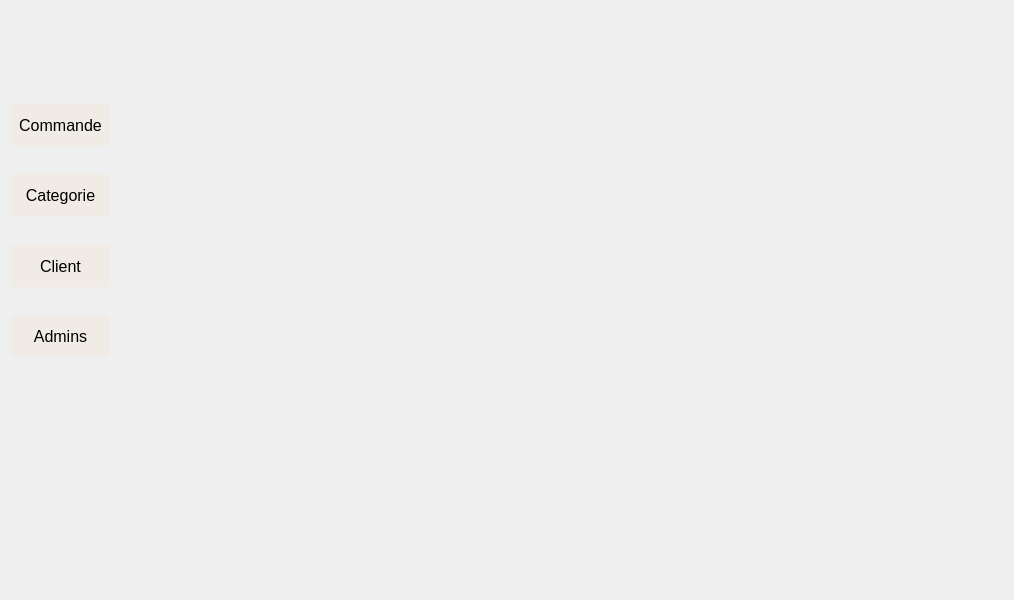
The window that gestion/clientwindow.ui (blackjack465/QT-Project) describes before a commit, drawn with Qt 5.
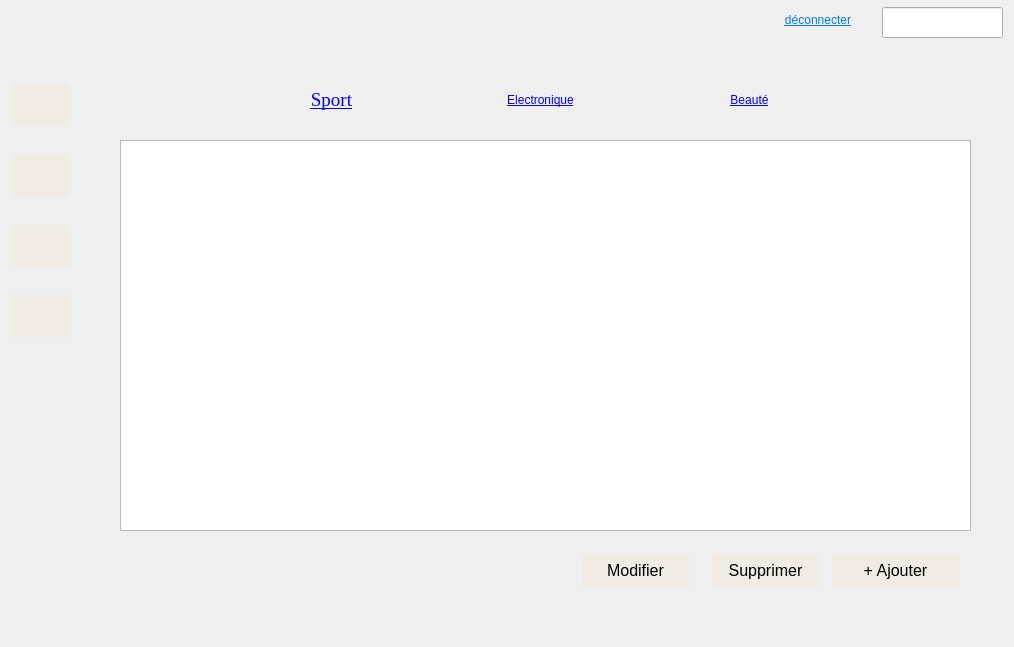
The same window after the commit. The open tabs and pages were chosen to show the change.

```diff
--- a/gestion/clientwindow.ui
+++ b/gestion/clientwindow.ui
@@ -7,7 +7,7 @@
     <x>0</x>
     <y>0</y>
     <width>1014</width>
-    <height>600</height>
+    <height>647</height>
    </rect>
   </property>
   <property name="windowTitle">
@@ -17,8 +17,8 @@
    <widget class="QStackedWidget" name="stackedWidget">
     <property name="geometry">
      <rect>
-      <x>120</x>
-      <y>60</y>
+      <x>110</x>
+      <y>50</y>
       <width>871</width>
       <height>541</height>
      </rect>
@@ -787,14 +787,207 @@
       </property>
      </widget>
     </widget>
-    <widget class="QWidget" name="page"/>
+    <widget class="QWidget" name="page">
+     <widget class="QWidget" name="horizontalLayoutWidget_3">
+      <property name="geometry">
+       <rect>
+        <x>120</x>
+        <y>10</y>
+        <width>621</width>
+        <height>80</height>
+       </rect>
+      </property>
+      <layout class="QHBoxLayout" name="horizontalLayout_4">
+       <item>
+        <widget class="QLabel" name="Sport">
+         <property name="font">
+          <font>
+           <family>Times New Roman</family>
+           <pointsize>14</pointsize>
+           <italic>false</italic>
+           <bold>false</bold>
+          </font>
+         </property>
+         <property name="styleSheet">
+          <string notr="true">font: 14pt &quot;Times New Roman&quot;;
+
+
+</string>
+         </property>
+         <property name="text">
+          <string>&lt;a href=&quot;#&quot;&gt;Sport&lt;/a&gt;</string>
+         </property>
+         <property name="alignment">
+          <set>Qt::AlignCenter</set>
+         </property>
+        </widget>
+       </item>
+       <item>
+        <widget class="QLabel" name="Electronique">
+         <property name="styleSheet">
+          <string notr="true">font: 14pt &quot;Times New Roman&quot;;</string>
+         </property>
+         <property name="text">
+          <string>&lt;a href=&quot;#&quot;&gt;Electronique&lt;/a&gt;</string>
+         </property>
+         <property name="alignment">
+          <set>Qt::AlignCenter</set>
+         </property>
+        </widget>
+       </item>
+       <item>
+        <widget class="QLabel" name="Beaute">
+         <property name="styleSheet">
+          <string notr="true">font: 14pt &quot;Times New Roman&quot;;</string>
+         </property>
+         <property name="text">
+          <string>&lt;a href=&quot;#&quot;&gt;Beauté&lt;/a&gt;</string>
+         </property>
+         <property name="alignment">
+          <set>Qt::AlignCenter</set>
+         </property>
+        </widget>
+       </item>
+      </layout>
+     </widget>
+     <widget class="QTableView" name="dynamictable">
+      <property name="geometry">
+       <rect>
+        <x>10</x>
+        <y>90</y>
+        <width>851</width>
+        <height>391</height>
+       </rect>
+      </property>
+      <property name="font">
+       <font>
+        <family>Nirmala UI</family>
+        <pointsize>12</pointsize>
+       </font>
+      </property>
+     </widget>
+     <widget class="QPushButton" name="AjoutProd">
+      <property name="geometry">
+       <rect>
+        <x>720</x>
+        <y>500</y>
+        <width>131</width>
+        <height>41</height>
+       </rect>
+      </property>
+      <property name="styleSheet">
+       <string notr="true">/* Estilo para los botones (QPushButton) */
+QPushButton {
+    font-size: 16px;
+    background-color: #F0ECE5; /* Fondo marrón */
+    color: black; /* Texto color negro */
+    border: none;
+    border-radius: 0;
+	padding : 3px;
+    text-align: center;
+    text-decoration: none;
+    display: inline-block;
+    margin: 4px 2px;
+    cursor: pointer;
+    transition: background-color 0.3s, color 0.3s; /* Transición suave */
+}
+
+/* Cambio de color al pasar el ratón sobre el botón */
+QPushButton:hover {
+    background-color: #31304D; 
+    color: white; 
+	border : 1px solid #F0ECE5;
+    border-radius: 5px;
+}</string>
+      </property>
+      <property name="text">
+       <string>+ Ajouter</string>
+      </property>
+     </widget>
+     <widget class="QPushButton" name="SuppProd">
+      <property name="geometry">
+       <rect>
+        <x>600</x>
+        <y>500</y>
+        <width>111</width>
+        <height>41</height>
+       </rect>
+      </property>
+      <property name="styleSheet">
+       <string notr="true">/* Estilo para los botones (QPushButton) */
+QPushButton {
+    font-size: 16px;
+    background-color: #F0ECE5; /* Fondo marrón */
+    color: black; /* Texto color negro */
+    border: none;
+    border-radius: 0;
+	padding : 3px;
+    text-align: center;
+    text-decoration: none;
+    display: inline-block;
+    margin: 4px 2px;
+    cursor: pointer;
+    transition: background-color 0.3s, color 0.3s; /* Transición suave */
+}
+
+/* Cambio de color al pasar el ratón sobre el botón */
+QPushButton:hover {
+    background-color: #31304D; 
+    color: white; 
+	border : 1px solid #F0ECE5;
+    border-radius: 5px;
+}</string>
+      </property>
+      <property name="text">
+       <string>Supprimer</string>
+      </property>
+     </widget>
+     <widget class="QPushButton" name="modifProc">
+      <property name="geometry">
+       <rect>
+        <x>470</x>
+        <y>500</y>
+        <width>111</width>
+        <height>41</height>
+       </rect>
+      </property>
+      <property name="styleSheet">
+       <string notr="true">/* Estilo para los botones (QPushButton) */
+QPushButton {
+    font-size: 16px;
+    background-color: #F0ECE5; /* Fondo marrón */
+    color: black; /* Texto color negro */
+    border: none;
+    border-radius: 0;
+	padding : 3px;
+    text-align: center;
+    text-decoration: none;
+    display: inline-block;
+    margin: 4px 2px;
+    cursor: pointer;
+    transition: background-color 0.3s, color 0.3s; /* Transición suave */
+}
+
+/* Cambio de color al pasar el ratón sobre el botón */
+QPushButton:hover {
+    background-color: #31304D; 
+    color: white; 
+	border : 1px solid #F0ECE5;
+    border-radius: 5px;
+}</string>
+      </property>
+      <property name="text">
+       <string>Modifier</string>
+      </property>
+     </widget>
+    </widget>
    </widget>
    <widget class="QWidget" name="layoutWidget">
     <property name="geometry">
      <rect>
       <x>10</x>
-      <y>100</y>
-      <width>101</width>
+      <y>80</y>
+      <width>61</width>
       <height>261</height>
      </rect>
     </property>
@@ -839,7 +1032,7 @@
 }</string>
        </property>
        <property name="text">
-        <string>Client</string>
+        <string/>
        </property>
       </widget>
      </item>
@@ -877,7 +1070,7 @@
 }</string>
        </property>
        <property name="text">
-        <string>Commande</string>
+        <string/>
        </property>
       </widget>
      </item>
@@ -914,7 +1107,7 @@
 }</string>
        </property>
        <property name="text">
-        <string>Categorie</string>
+        <string/>
        </property>
       </widget>
      </item>
@@ -952,12 +1145,71 @@
 }</string>
        </property>
        <property name="text">
-        <string>Admins</string>
+        <string/>
        </property>
       </widget>
      </item>
     </layout>
    </widget>
+   <widget class="QLineEdit" name="admin">
+    <property name="geometry">
+     <rect>
+      <x>882</x>
+      <y>7</y>
+      <width>121</width>
+      <height>31</height>
+     </rect>
+    </property>
+    <property name="font">
+     <font>
+      <family>Times New Roman</family>
+      <pointsize>12</pointsize>
+      <bold>true</bold>
+     </font>
+    </property>
+    <property name="layoutDirection">
+     <enum>Qt::LeftToRight</enum>
+    </property>
+    <property name="styleSheet">
+     <string notr="true"/>
+    </property>
+    <property name="alignment">
+     <set>Qt::AlignLeading|Qt::AlignLeft|Qt::AlignVCenter</set>
+    </property>
+   </widget>
+   <widget class="QLabel" name="logout">
+    <property name="geometry">
+     <rect>
+      <x>730</x>
+      <y>10</y>
+      <width>121</width>
+      <height>21</height>
+     </rect>
+    </property>
+    <property name="styleSheet">
+     <string notr="true">font: 12pt &quot;Times New Roman&quot;;
+</string>
+    </property>
+    <property name="text">
+     <string>&lt;html&gt;&lt;head/&gt;&lt;body&gt;&lt;p&gt;&lt;a href=&quot;#&quot;&gt;&lt;span style=&quot; text-decoration: underline; color:#007af4;&quot;&gt;déconnecter&lt;/span&gt;&lt;/a&gt;&lt;/p&gt;&lt;/body&gt;&lt;/html&gt;</string>
+    </property>
+    <property name="alignment">
+     <set>Qt::AlignRight|Qt::AlignTrailing|Qt::AlignVCenter</set>
+    </property>
+   </widget>
+   <widget class="QLabel" name="imageLabel">
+    <property name="geometry">
+     <rect>
+      <x>20</x>
+      <y>10</y>
+      <width>41</width>
+      <height>41</height>
+     </rect>
+    </property>
+    <property name="text">
+     <string/>
+    </property>
+   </widget>
   </widget>
  </widget>
  <resources/>
```
Left out of the diff: 364 changed lines with no effect on the pictures.
